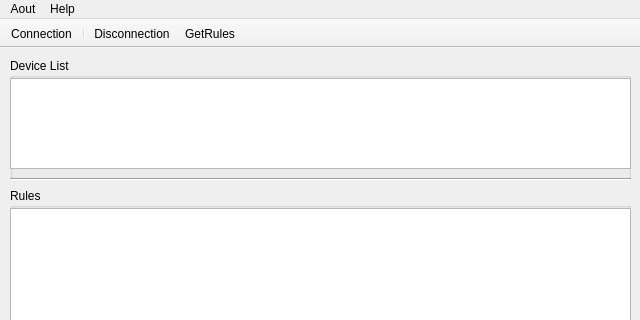
First picture: the form in Main_UI.ui, repository gavinliu/OpenGPD-QT, before the edit; both pictures show x 0 to 640 and y 0 to 320 of the 640 by 480 pixel window.
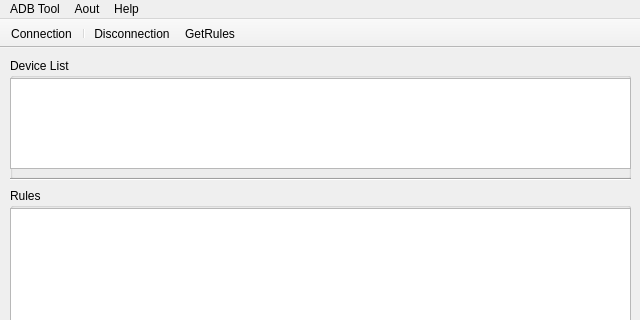
Second picture: the form after the edit.

```diff
--- a/Main_UI.ui
+++ b/Main_UI.ui
@@ -147,6 +147,14 @@
     <addaction name="actionAbout_Author"/>
     <addaction name="actionAoub_OpenGpad"/>
    </widget>
+   <widget class="QMenu" name="menuADB_Tool">
+    <property name="title">
+     <string>ADB Tool</string>
+    </property>
+    <addaction name="actionKill_Server"/>
+    <addaction name="actionStart_Server"/>
+   </widget>
+   <addaction name="menuADB_Tool"/>
    <addaction name="menuAout"/>
    <addaction name="menuHelp"/>
   </widget>
```
Left out of the diff: 10 changed lines with no effect on the pictures.
